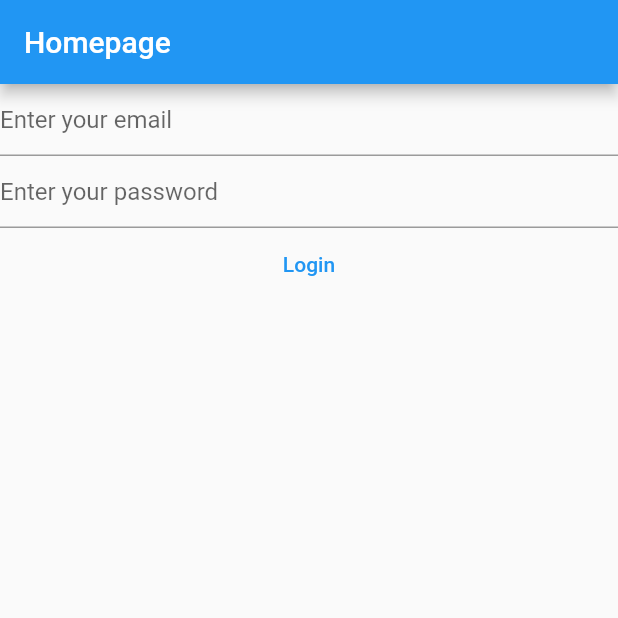
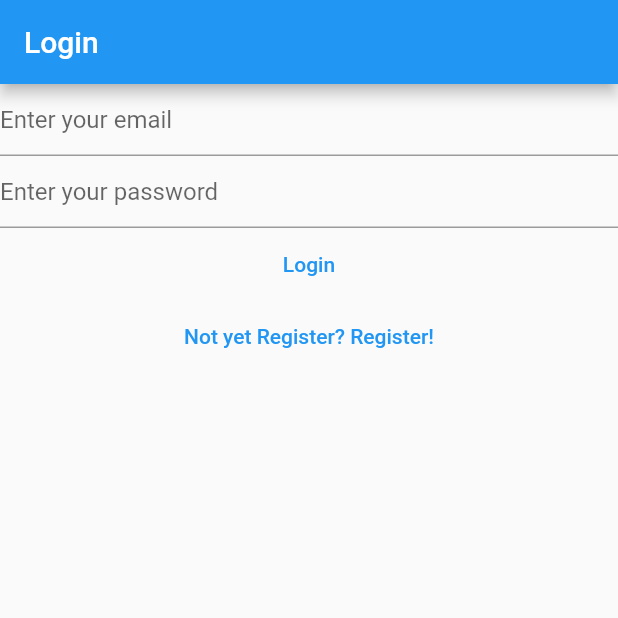
Before and after one commit to naveenkumarse/my-notes-flutter-app, a Flutter app: the screen it shows after launch, on a phone screen of 412 x 824 dp, the top half of it. Run offline on Flutter 3.47's test engine with Material 2 defaults, Android fonts, the phone set to English and light mode, and no system bars; our stand-ins replace firebase_auth, firebase_core; accounts and stored records are empty.

Commit message:
routes-created

```diff
--- a/lib/main.dart
+++ b/lib/main.dart
@@ -2,6 +2,8 @@ import 'package:firebase_auth/firebase_auth.dart';
 import 'package:firebase_core/firebase_core.dart';
 import 'package:flutter/material.dart';
 import 'package:my_notes/view/login_view.dart';
+import 'package:my_notes/view/register_view.dart';
+import 'package:my_notes/view/verify_email_view.dart';
 
 import 'firebase_options.dart';
 
@@ -11,7 +13,12 @@ void main() {
     theme: ThemeData(
       primarySwatch: Colors.blue,
     ),
-      home: HomePage()));
+    home: HomePage(),
+    routes: {
+      '/login/': (context) => const LoginView(),
+      '/register/': (context) => const RegisterView()
+    },
+  ));
 }
 
 class HomePage extends StatelessWidget {
@@ -20,53 +27,32 @@ class HomePage extends StatelessWidget {
   @override
   Widget build(BuildContext context) {
     WidgetsFlutterBinding.ensureInitialized();
-    return Scaffold(
-      appBar: AppBar(
-        title: const Text("Homepage"),
-      ),
-      body: FutureBuilder(
+    return FutureBuilder(
       future: Firebase.initializeApp(
         options: DefaultFirebaseOptions.currentPlatform,
       ),
       builder: (context, snapshot) {
         switch (snapshot.connectionState) {
           case ConnectionState.done:
-              // final user = FirebaseAuth.instance.currentUser;
+            final user = FirebaseAuth.instance.currentUser;
             // if (user?.emailVerified ?? false) {
             //   return Text("Done");
             // } else {
             //   return const VerifyEmailView();
             // }
+            if (user != null) {
+              if (user.emailVerified) {
+                print("Email is verifird");
+              } else {
+                return const VerifyEmailView();
+              }
+            }
+
             return LoginView();
           default:
-              return const Text('Loading');
+            return const CircularProgressIndicator();
         }
       },
-      ),
     );
   }
 }
-
-class VerifyEmailView extends StatefulWidget {
-  const VerifyEmailView({super.key});
-
-  @override
-  State<VerifyEmailView> createState() => _VerifyEmailViewState();
-}
-
-class _VerifyEmailViewState extends State<VerifyEmailView> {
-  @override
-  Widget build(BuildContext context) {
-    return Column(
-      children: [
-        const Text('Please verify your email address'),
-        TextButton(
-            onPressed: () async {
-              final user = FirebaseAuth.instance.currentUser;
-              await user?.sendEmailVerification();
-            },
-            child: const Text("Send email verification"))
-      ],
-    );
-  }
-}
--- a/lib/view/login_view.dart
+++ b/lib/view/login_view.dart
@@ -31,23 +31,25 @@ class _LoginViewState extends State<LoginView> {
   @override
   Widget build(BuildContext context) {
     WidgetsFlutterBinding.ensureInitialized();
-    return Column(
+    return Scaffold(
+      appBar: AppBar(
+        title: const Text("Login"),
+      ),
+      body: Column(
         children: [
           TextField(
             controller: _email,
             enableSuggestions: false,
             autocorrect: false,
             keyboardType: TextInputType.emailAddress,
-                    decoration:
-                        const InputDecoration(hintText: "Enter your email"),
+            decoration: const InputDecoration(hintText: "Enter your email"),
           ),
           TextField(
             controller: _password,
             obscureText: true,
             enableSuggestions: false,
             autocorrect: false,
-                    decoration:
-                        const InputDecoration(hintText: "Enter your password"),
+            decoration: const InputDecoration(hintText: "Enter your password"),
           ),
           TextButton(
               onPressed: () async {
@@ -58,16 +60,23 @@ class _LoginViewState extends State<LoginView> {
                       .signInWithEmailAndPassword(
                           email: email, password: password);
                   print(userCredential);
-                        } on FirebaseAuthException catch(e){
-                          if(e.code == 'User-not-found'){
+                } on FirebaseAuthException catch (e) {
+                  if (e.code == 'User-not-found') {
                     print("");
-                          }else if(e.code == 'wrong-password'){
+                  } else if (e.code == 'wrong-password') {
                     print('object');
                   }
                 }
               },
               child: Text("Login")),
+          TextButton(
+              onPressed: () {
+                Navigator.of(context)
+                    .pushNamedAndRemoveUntil("/register/", (route) => false);
+              },
+              child: Text("Not yet Register? Register!"))
         ],
+      ),
     );
   }
 }
--- a/lib/view/register_view.dart
+++ b/lib/view/register_view.dart
@@ -32,7 +32,11 @@ class _RegisterViewState extends State<RegisterView> {
   @override
   Widget build(BuildContext context) {
     WidgetsFlutterBinding.ensureInitialized();
-    return Column(
+    return Scaffold(
+      appBar: AppBar(
+        title: const Text("Register"),
+      ),
+      body: Column(
         children: [
           TextField(
             controller: _email,
@@ -68,7 +72,14 @@ class _RegisterViewState extends State<RegisterView> {
                 }
               },
               child: Text("Register")),
+          TextButton(
+              onPressed: () {
+                Navigator.of(context)
+                    .pushNamedAndRemoveUntil("/login/", (route) => false);
+              },
+              child: Text("Already register? Login!"))
         ],
+      ),
     );
   }
 }
```
Also changed, not shown: lib/view/verify_email_view.dart (added, +33 -0 lines). Lines whose indentation alone changed are shown as unchanged.
